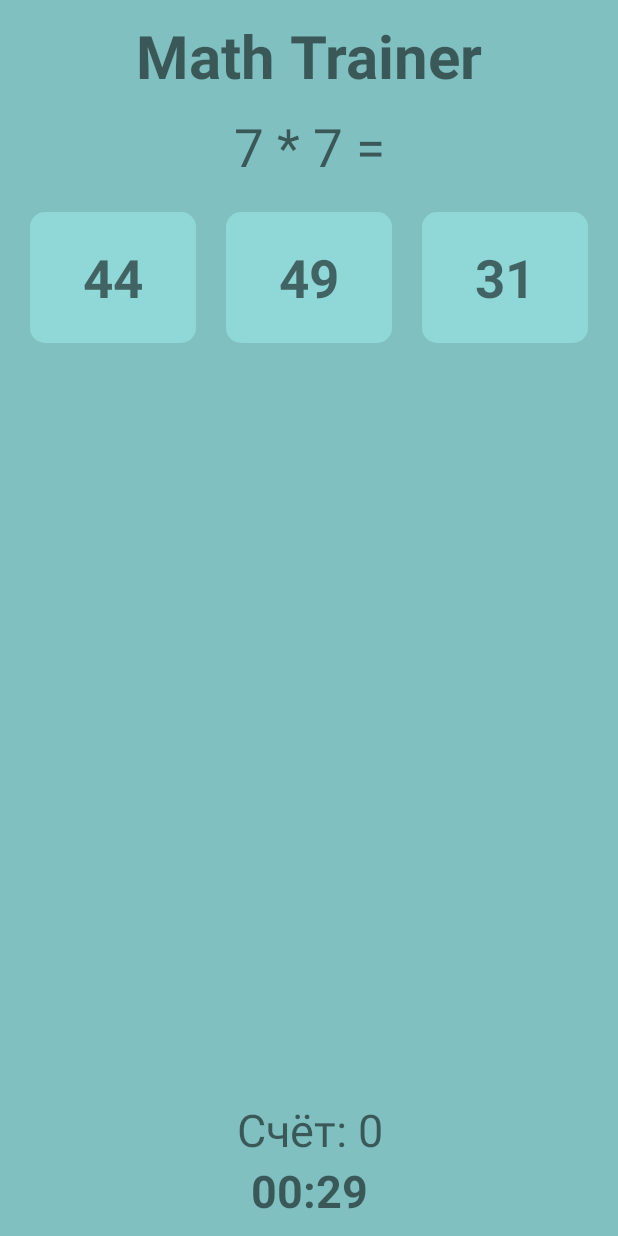
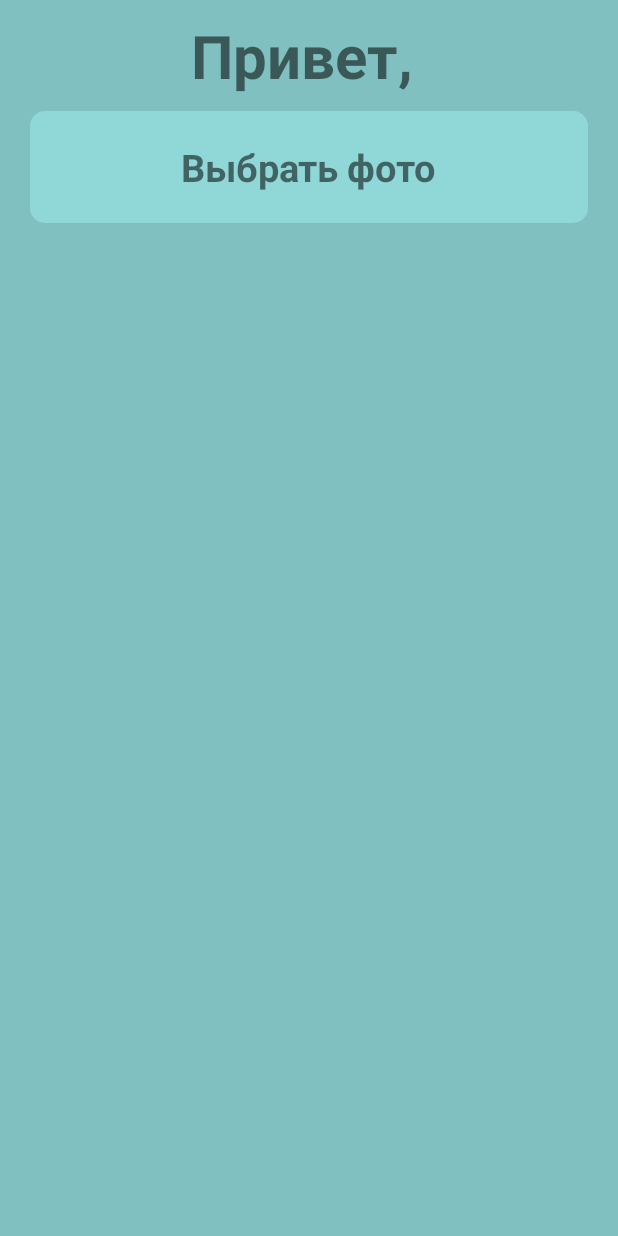
Before and after one commit to Akteon83/IT-School.Android, an Android app: the MainActivity screen opened directly, with no data from a screen before it, on a phone screen of 412 x 824 dp. Run offline under Robolectric (Android 15) with nearby library versions, the phone set to English and light mode, and no system bars; Roboto replaces fonts that are not available here.

Commit message:
Homework 13 is done! As well as the 14th one, lol)

```diff
--- a/app/src/main/java/com/example/it_schoolandroid/MainActivity.java
+++ b/app/src/main/java/com/example/it_schoolandroid/MainActivity.java
@@ -1,101 +1,68 @@
 package com.example.it_schoolandroid;
 
+import android.content.Intent;
+import android.database.Cursor;
+import android.graphics.Bitmap;
+import android.graphics.BitmapFactory;
+import android.net.Uri;
+import android.os.Bundle;
+import android.provider.MediaStore;
+import android.util.Log;
+import android.view.View;
+
+import androidx.annotation.Nullable;
 import androidx.appcompat.app.AppCompatActivity;
 
-import android.content.Intent;
-import android.os.Bundle;
-import android.os.CountDownTimer;
-import android.view.View;
-import android.widget.Toast;
+import com.example.it_schoolandroid.databinding.ActivityMainBinding;
 
-import com.example.it_schoolandroid.databinding.ActivityMainBinding;
+import java.io.FileNotFoundException;
+import java.io.InputStream;
 
 public class MainActivity extends AppCompatActivity {
 
     private ActivityMainBinding binding;
-    private final TaskCreator taskCreator = new TaskCreator();
-    int correctOption = R.id.button_1;
-    int count;
-    int difficulty = MenuActivity.getDifficulty();
-    MyTimer timer = new MyTimer(30000, 1000);
 
     @Override
     protected void onCreate(Bundle savedInstanceState) {
         super.onCreate(savedInstanceState);
         binding = ActivityMainBinding.inflate(getLayoutInflater());
         setContentView(binding.getRoot());
-        generateTask();
         MyClickListener listener = new MyClickListener();
-        timer.start();
-        binding.button1.setOnClickListener(listener);
-        binding.button2.setOnClickListener(listener);
-        binding.button3.setOnClickListener(listener);
+        binding.makePhoto.setOnClickListener(listener);
+        binding.hello.setText("Привет, " + MenuActivity.getEmail());
+        Log.i("RegisterData", "Main Activity opened");
     }
 
-    private void generateTask() {
-        taskCreator.createNewTask(difficulty);
-        binding.task.setText(taskCreator.getTask());
-        switch (taskCreator.random.nextInt(3)) {
-            case 0:
-                binding.option1.setText(String.valueOf(taskCreator.getAnswer()));
-                binding.option2.setText(String.valueOf(taskCreator.getFakeAnswer()));
-                binding.option3.setText(String.valueOf(taskCreator.getFakeAnswer()));
-                correctOption = R.id.button_1;
-                break;
-            case 1:
-                binding.option1.setText(String.valueOf(taskCreator.getFakeAnswer()));
-                binding.option2.setText(String.valueOf(taskCreator.getAnswer()));
-                binding.option3.setText(String.valueOf(taskCreator.getFakeAnswer()));
-                correctOption = R.id.button_2;
-                break;
-            case 2:
-                binding.option1.setText(String.valueOf(taskCreator.getFakeAnswer()));
-                binding.option2.setText(String.valueOf(taskCreator.getFakeAnswer()));
-                binding.option3.setText(String.valueOf(taskCreator.getAnswer()));
-                correctOption = R.id.button_3;
-                break;
-        }
-    }
+    private static final int PHOTO_REQUEST_CODE = 1;
 
     class MyClickListener implements View.OnClickListener {
 
         @Override
         public void onClick(View view) {
-            if (view.getId() == correctOption) {
-                ++count;
-                binding.count.setText("Счёт: " + count);
-                generateTask();
-            } else {
-                Toast.makeText(MainActivity.this, "Неверный ответ!", Toast.LENGTH_SHORT).show();
-                Intent intent = new Intent(MainActivity.this, MenuActivity.class);
-                startActivity(intent);
-                closeActivity();
+            Log.i("RegisterData", "Looking for a photo");
+            Intent intent = new Intent(Intent.ACTION_PICK);
+            intent.setType("image/*");
+            startActivityForResult(intent, PHOTO_REQUEST_CODE);
+        }
+    }
+
+    @Override
+    protected void onActivityResult(int requestCode, int resultCode, @Nullable Intent data) {
+        super.onActivityResult(requestCode, resultCode, data);
+        if (resultCode == RESULT_OK) {
+            switch (requestCode) {
+                case PHOTO_REQUEST_CODE:
+                    Uri selectedImage = data.getData();
+                    try {
+                        InputStream imageStream = getContentResolver().openInputStream(selectedImage);
+                        Bitmap neededImage = BitmapFactory.decodeStream(imageStream);
+                        binding.beautifulPicture.setImageBitmap(neededImage);
+                        Log.i("RegisterData", "Image chosen and set");
+                    } catch (FileNotFoundException e) {
+                        e.printStackTrace();
+                        Log.e("RegisterData", "You somehow caught an exception");
+                    }
             }
         }
     }
-
-    class MyTimer extends CountDownTimer {
-
-        public MyTimer(long millisInFuture, long countDownInterval) {
-            super(millisInFuture, countDownInterval);
-        }
-
-        @Override
-        public void onTick(long l) {
-            binding.timer.setText(l >= 10000 ? "00:" + l / 1000 : "00:0" + l / 1000);
-        }
-
-        @Override
-        public void onFinish() {
-            Toast.makeText(MainActivity.this, "Время вышло!", Toast.LENGTH_SHORT).show();
-            Intent intent = new Intent(MainActivity.this, MenuActivity.class);
-            startActivity(intent);
-            closeActivity();
-        }
-    }
-
-    private void closeActivity() {
-        this.finish();
-        timer.cancel();
-    }
 }
--- a/app/src/main/java/com/example/it_schoolandroid/TaskCreator.java
+++ /dev/null
@@ -1,55 +0,0 @@
-package com.example.it_schoolandroid;
-
-import java.util.Random;
-
-public class TaskCreator {
-    Random random = new Random();
-    private int answer;
-    private String task;
-
-    public void createNewTask(int difficulty) {
-        int first;
-        int second;
-        switch (random.nextInt(4)) {
-            case 0:
-                first = random.nextInt(40 + difficulty * 50) + 10;
-                second = random.nextInt(40 + difficulty * 50) + 10;
-                task = first + " + " + second + " =";
-                answer = first + second;
-                break;
-            case 1:
-                first = random.nextInt(40 + difficulty * 50) + 10;
-                second = random.nextInt(first);
-                task = first + " - " + second + " =";
-                answer = first - second;
-                break;
-            case 2:
-                first = random.nextInt(8 + difficulty * 5) + 2;
-                second = random.nextInt(8 + difficulty * 5) + 2;
-                task = first + " * " + second + " =";
-                answer = first * second;
-                break;
-            case 3:
-                answer = random.nextInt(8 + difficulty * 5) + 2;
-                second = random.nextInt(8 + difficulty * 5) + 2;
-                first = second * answer;
-                task = first + " : " + second + " =";
-        }
-    }
-
-    public String getTask() {
-        return task;
-    }
-
-    public int getAnswer() {
-        return answer;
-    }
-
-    public int getFakeAnswer() {
-        int fakeAnwser = answer + random.nextInt(answer) - answer / 2;
-        if (fakeAnwser == answer) {
-            ++fakeAnwser;
-        }
-        return fakeAnwser;
-    }
-}
--- a/app/src/main/res/layout/activity_main.xml
+++ b/app/src/main/res/layout/activity_main.xml
@@ -1,6 +1,11 @@
 <?xml version="1.0" encoding="utf-8"?>
-<LinearLayout xmlns:android="http://schemas.android.com/apk/res/android"
+<ScrollView xmlns:android="http://schemas.android.com/apk/res/android"
     xmlns:tools="http://schemas.android.com/tools"
+    android:layout_width="match_parent"
+    android:layout_height="match_parent"
+    android:fillViewport="true">
+
+    <LinearLayout
         android:layout_width="match_parent"
         android:layout_height="match_parent"
         android:background="#80C0C0"
@@ -10,110 +15,35 @@
         tools:context=".MainActivity">
 
         <TextView
+            android:id="@+id/hello"
             android:layout_width="match_parent"
             android:layout_height="wrap_content"
             android:gravity="center_horizontal"
-        android:text="Math Trainer"
+            android:text="Привет, Уолтер!"
             android:textSize="40sp"
             android:textStyle="bold" />
 
-    <TextView
-        android:id="@+id/task"
+        <FrameLayout
+            android:id="@+id/make_photo"
             android:layout_width="match_parent"
             android:layout_height="wrap_content"
-        android:layout_marginTop="10dp"
-        android:gravity="center_horizontal|top"
-        android:text="12 + 7 ="
-        android:textSize="35sp" />
-
-    <LinearLayout
-        android:layout_width="match_parent"
-        android:layout_height="wrap_content"
-        android:layout_marginTop="10dp"
-        android:orientation="horizontal">
-
-        <FrameLayout
-            android:id="@+id/button_1"
-            android:layout_width="wrap_content"
-            android:layout_height="wrap_content"
             android:layout_margin="10dp"
-            android:layout_weight="1"
             android:background="@drawable/frame_style"
-            android:paddingVertical="20dp"
-            android:paddingHorizontal="10dp">
+            android:padding="20dp">
 
             <TextView
-                android:id="@+id/option_1"
                 android:layout_width="wrap_content"
                 android:layout_height="wrap_content"
                 android:layout_gravity="center"
-                android:text="19"
-                android:textSize="35sp"
+                android:text="Выбрать фото"
+                android:textSize="25sp"
                 android:textStyle="bold" />
         </FrameLayout>
 
-        <FrameLayout
-            android:id="@+id/button_2"
-            android:layout_width="wrap_content"
-            android:layout_height="wrap_content"
-            android:layout_margin="10dp"
-            android:layout_weight="1"
-            android:background="@drawable/frame_style"
-            android:paddingVertical="20dp"
-            android:paddingHorizontal="10dp">
+        <ImageView
+            android:id="@+id/beautiful_picture"
+            android:layout_width="match_parent"
+            android:layout_height="match_parent"/>
 
-            <TextView
-                android:id="@+id/option_2"
-                android:layout_width="wrap_content"
-                android:layout_height="wrap_content"
-                android:layout_gravity="center"
-                android:text="19"
-                android:textSize="35sp"
-                android:textStyle="bold" />
-        </FrameLayout>
-
-        <FrameLayout
-            android:id="@+id/button_3"
-            android:layout_width="wrap_content"
-            android:layout_height="wrap_content"
-            android:layout_margin="10dp"
-            android:layout_weight="1"
-            android:background="@drawable/frame_style"
-            android:paddingVertical="20dp"
-            android:paddingHorizontal="10dp">
-
-            <TextView
-                android:id="@+id/option_3"
-                android:layout_width="wrap_content"
-                android:layout_height="wrap_content"
-                android:layout_gravity="center"
-                android:text="19"
-                android:textSize="35sp"
-                android:textStyle="bold" />
-        </FrameLayout>
     </LinearLayout>
-
-    <LinearLayout
-        android:layout_width="match_parent"
-        android:layout_height="match_parent"
-        android:orientation="vertical"
-        android:gravity="center_horizontal|bottom" >
-
-        <TextView
-            android:id="@+id/count"
-            android:layout_width="match_parent"
-            android:layout_height="wrap_content"
-            android:gravity="center_horizontal"
-            android:text="Счёт: 0"
-            android:textSize="30sp" />
-
-        <TextView
-            android:id="@+id/timer"
-            android:layout_width="match_parent"
-            android:layout_height="wrap_content"
-            android:gravity="center_horizontal"
-            android:text="00:30"
-            android:textSize="30sp"
-            android:textStyle="bold" />
-    </LinearLayout>
-</LinearLayout>
+</ScrollView>
--- a/app/src/main/res/values/strings.xml
+++ b/app/src/main/res/values/strings.xml
@@ -1,3 +1,3 @@
 <resources>
-    <string name="app_name">Math Trainer</string>
+    <string name="app_name">Registry Stuff</string>
 </resources>
```
Also changed, not shown: app/src/main/java/com/example/it_schoolandroid/MenuActivity.java (+25 -19 lines), app/src/main/res/layout/activity_menu.xml (+37 -37 lines). Lines whose indentation alone changed are shown as unchanged.
